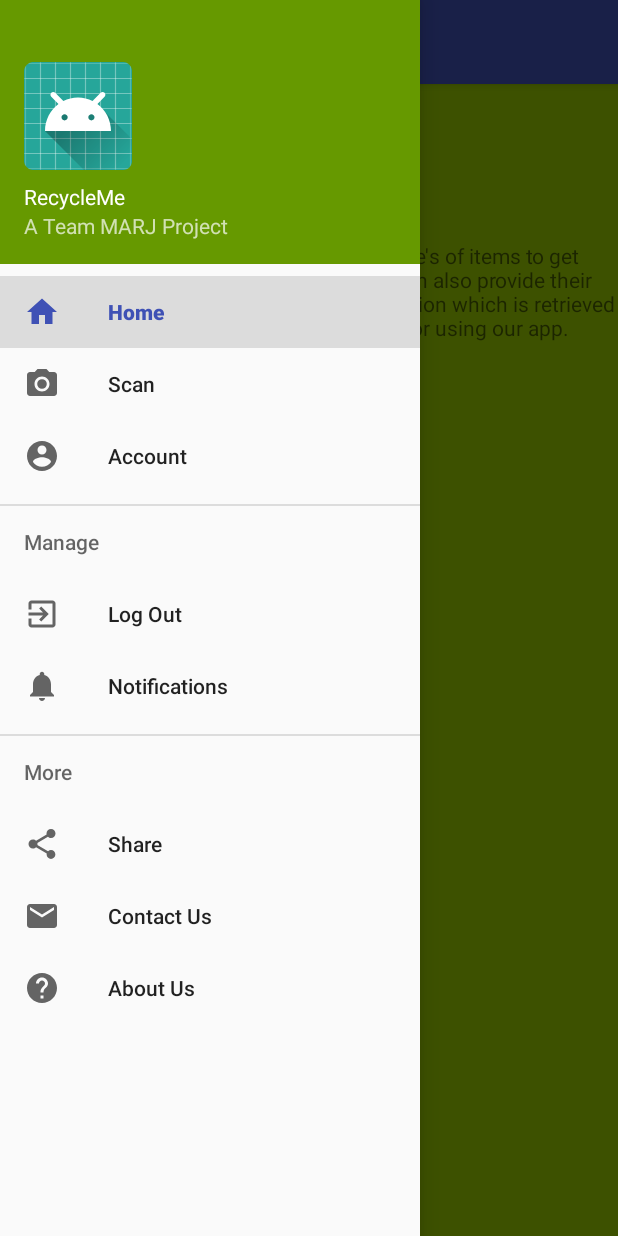
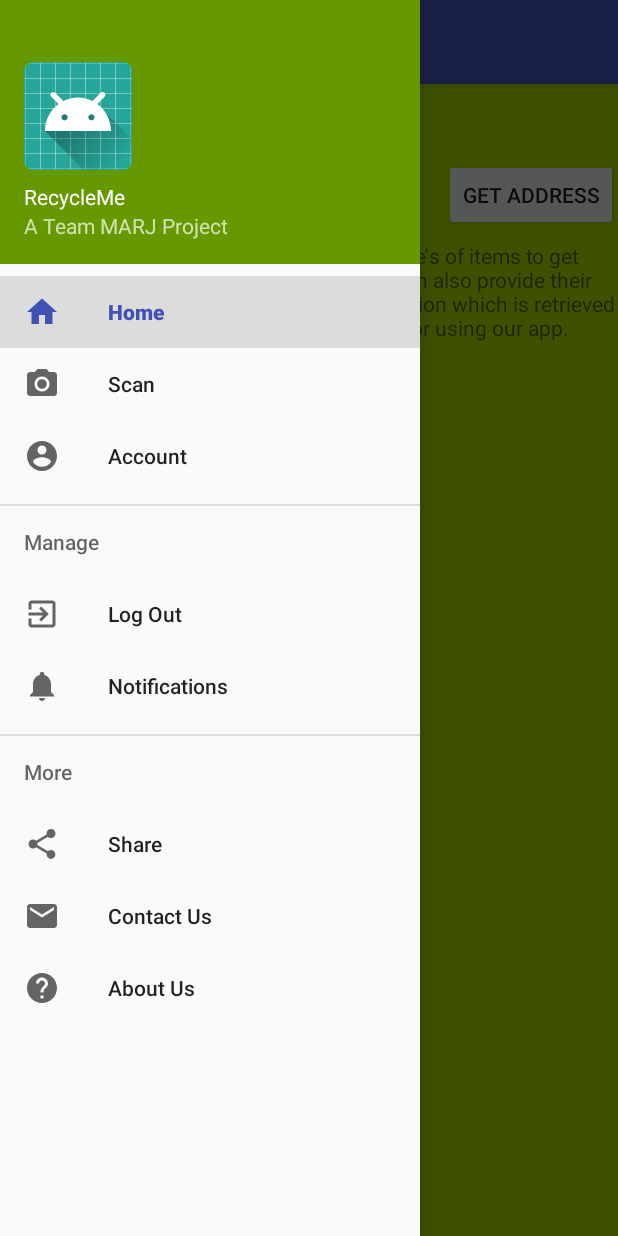
Before and after one commit to MattRipia/RecycleMe, an Android app: the fragment AccountFragment placed in its activity, with the side drawer open, on a phone screen of 412 x 824 dp. Run offline under Robolectric (Android 15) with nearby library versions, the phone set to English and light mode, and no system bars; our stand-ins replace Firebase (no records; nobody signed in at launch, a user with empty details on screens opened directly); libraries missing offline, so code that uses them is left out: com.facebook, com.facebook.login; 3 statements that could not run were skipped.

Commit message:
added functionality to get the address of a user.

```diff
--- a/app/src/main/AndroidManifest.xml
+++ b/app/src/main/AndroidManifest.xml
@@ -5,6 +5,9 @@
     <uses-permission android:name="android.permission.INTERNET" />
     <uses-permission android:name="android.permission.ACCESS_NETWORK_STATE" />
     <uses-permission android:name="android.permission.ACCESS_WIFI_STATE" />
+    <uses-permission android:name="android.permission.ACCESS_FINE_LOCATION" />
+    <uses-permission android:name="android.permission.ACCESS_COARSE_LOCATION" />
+
 
     <application
         android:allowBackup="true"
--- a/app/src/main/res/layout/fragment_account.xml
+++ b/app/src/main/res/layout/fragment_account.xml
@@ -40,12 +40,21 @@
         android:text="Details"
         android:layout_below="@id/profile_text"
 />
+
     <Button
+        android:id="@+id/zone_button"
+        android:layout_width="wrap_content"
+
+        android:layout_height="wrap_content"
+        android:layout_alignTop="@+id/logo"
+        android:layout_toEndOf="@+id/logo"
+        android:text="Zone" />
+
+    <Button
+        android:id="@+id/address_button"
         android:layout_width="wrap_content"
         android:layout_height="wrap_content"
-        android:layout_marginTop="50dp"
-
-        android:text="Zone"
-        android:id="@+id/zone_button"
-        android:layout_toRightOf="@id/logo"/>
+        android:layout_alignParentEnd="true"
+        android:layout_alignTop="@+id/logo"
+        android:text="Get Address" />
 </RelativeLayout>
```
Also changed, not shown: app/src/main/java/ripia/matt/recycleme/AccountFragment.java (+130 -6 lines).
